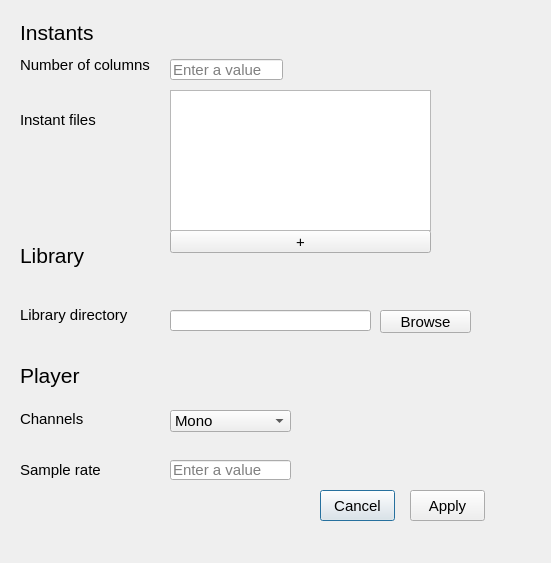
This is sarge/resources/preference_window.ui in bitcastza/sarge as Qt 5 draws it before an edit. The edited form follows.
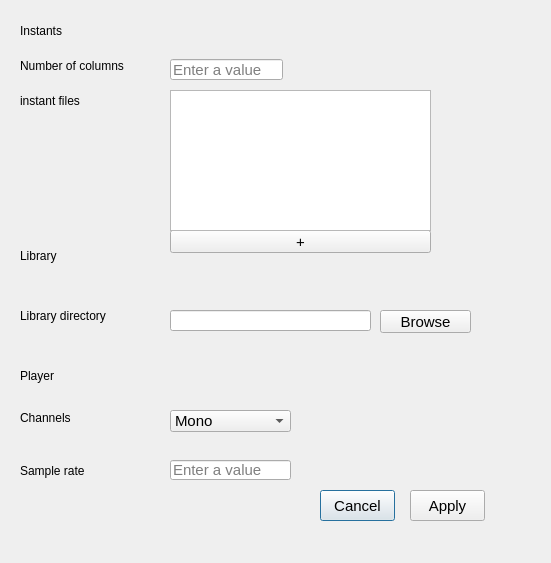
This is the edited form.

Commit message: adding close functionality on apply button changing settings types to int

Diff of the .ui file:
```diff
--- a/sarge/resources/preference_window.ui
+++ b/sarge/resources/preference_window.ui
@@ -23,7 +23,7 @@
     </rect>
    </property>
    <property name="text">
-    <string>&lt;html&gt;&lt;head/&gt;&lt;body&gt;&lt;p&gt;&lt;span style=&quot; font-size:16pt;&quot;&gt;Instants&lt;/span&gt;&lt;/p&gt;&lt;/body&gt;&lt;/html&gt;</string>
+    <string>Instants</string>
    </property>
   </widget>
   <widget class="QLabel" name="columns_label">
@@ -36,7 +36,7 @@
     </rect>
    </property>
    <property name="text">
-    <string>&lt;html&gt;&lt;head/&gt;&lt;body&gt;&lt;p&gt;&lt;span style=&quot; font-size:11pt;&quot;&gt;Number of columns&lt;/span&gt;&lt;/p&gt;&lt;/body&gt;&lt;/html&gt;</string>
+    <string>Number of columns</string>
    </property>
   </widget>
   <widget class="QLabel" name="library_label">
@@ -49,7 +49,7 @@
     </rect>
    </property>
    <property name="text">
-    <string>&lt;html&gt;&lt;head/&gt;&lt;body&gt;&lt;p&gt;&lt;span style=&quot; font-size:16pt;&quot;&gt;Library&lt;/span&gt;&lt;/p&gt;&lt;/body&gt;&lt;/html&gt;</string>
+    <string>Library</string>
    </property>
   </widget>
   <widget class="QLabel" name="directory_label">
@@ -62,7 +62,7 @@
     </rect>
    </property>
    <property name="text">
-    <string>&lt;html&gt;&lt;head/&gt;&lt;body&gt;&lt;p&gt;&lt;span style=&quot; font-size:11pt;&quot;&gt;Library directory&lt;/span&gt;&lt;/p&gt;&lt;/body&gt;&lt;/html&gt;</string>
+    <string>Library directory</string>
    </property>
   </widget>
   <widget class="QLabel" name="Player_label">
@@ -75,7 +75,7 @@
     </rect>
    </property>
    <property name="text">
-    <string>&lt;html&gt;&lt;head/&gt;&lt;body&gt;&lt;p&gt;&lt;span style=&quot; font-size:16pt;&quot;&gt;Player&lt;/span&gt;&lt;/p&gt;&lt;/body&gt;&lt;/html&gt;</string>
+    <string>Player</string>
    </property>
   </widget>
   <widget class="QLabel" name="channel_label">
@@ -88,7 +88,7 @@
     </rect>
    </property>
    <property name="text">
-    <string>&lt;html&gt;&lt;head/&gt;&lt;body&gt;&lt;p&gt;&lt;span style=&quot; font-size:11pt; color:#000000;&quot;&gt;Channels&lt;/span&gt;&lt;/p&gt;&lt;/body&gt;&lt;/html&gt;</string>
+    <string>Channels</string>
    </property>
   </widget>
   <widget class="QLabel" name="sample_rate_label">
@@ -101,7 +101,7 @@
     </rect>
    </property>
    <property name="text">
-    <string>&lt;html&gt;&lt;head/&gt;&lt;body&gt;&lt;p&gt;&lt;span style=&quot; font-size:11pt; color:#000000;&quot;&gt;Sample rate&lt;/span&gt;&lt;/p&gt;&lt;/body&gt;&lt;/html&gt;</string>
+    <string>Sample rate</string>
    </property>
   </widget>
   <widget class="QPushButton" name="cancel_button">
@@ -223,13 +223,13 @@
    <property name="geometry">
     <rect>
      <x>20</x>
-     <y>110</y>
+     <y>90</y>
      <width>101</width>
      <height>21</height>
     </rect>
    </property>
    <property name="text">
-    <string>&lt;html&gt;&lt;head/&gt;&lt;body&gt;&lt;p&gt;&lt;span style=&quot; font-size:11pt;&quot;&gt;Instant files&lt;/span&gt;&lt;/p&gt;&lt;/body&gt;&lt;/html&gt;</string>
+    <string>instant files</string>
    </property>
   </widget>
   <widget class="QPushButton" name="select_files">
```
The commit also changes 5 other files.
